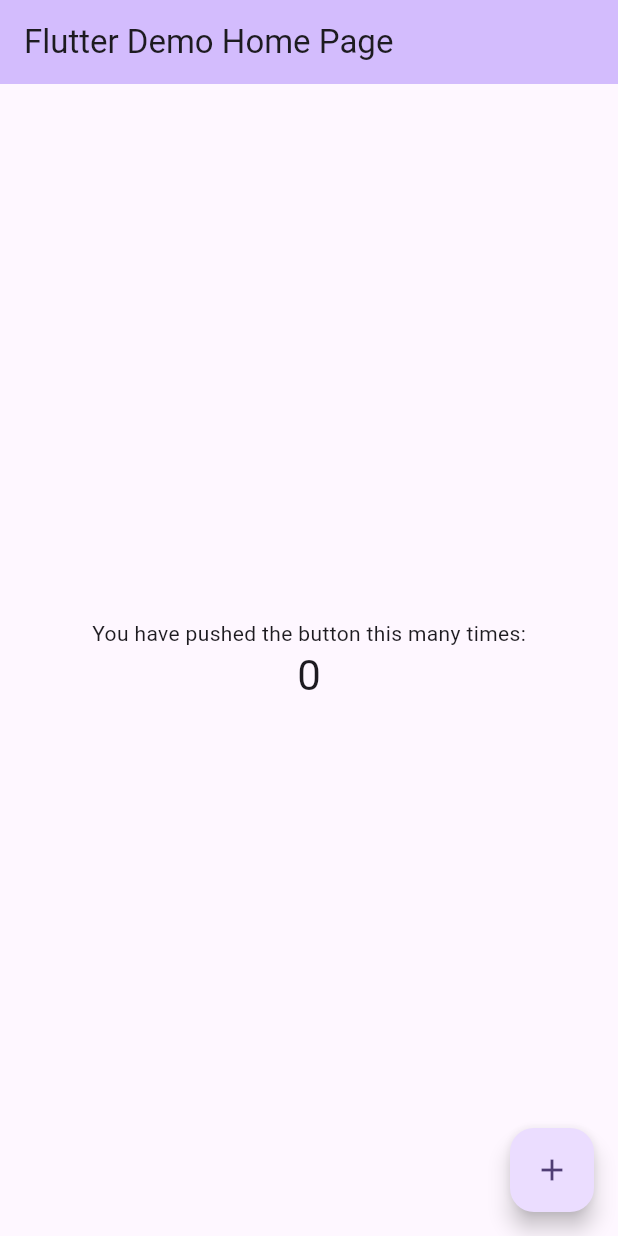
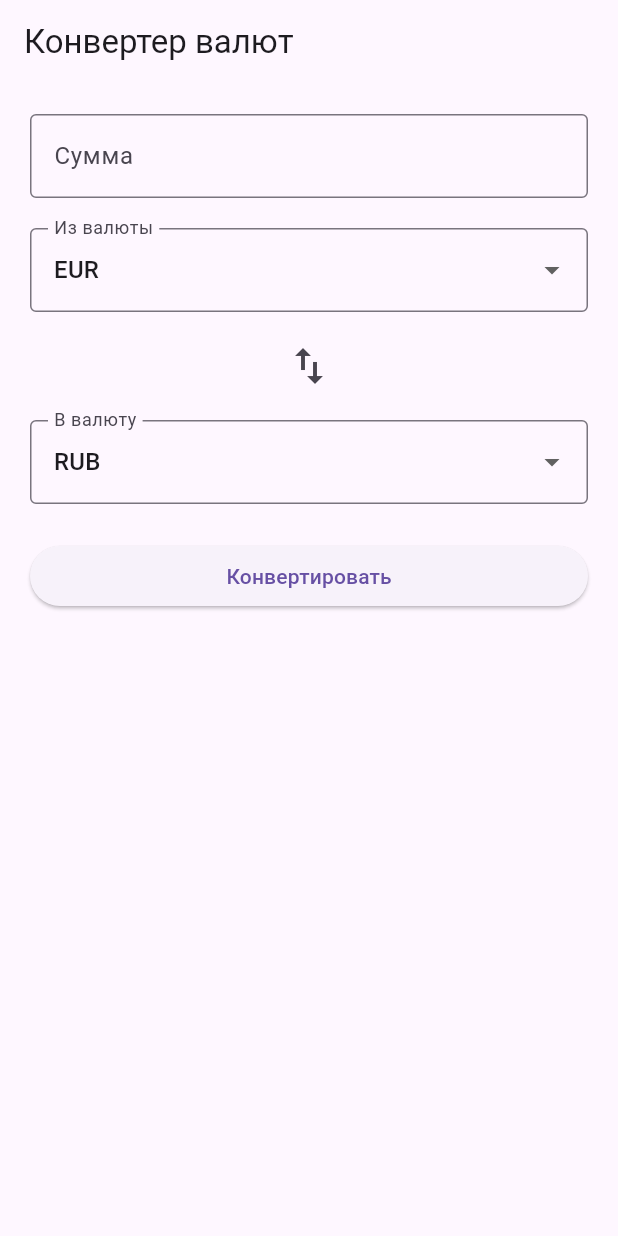
Before and after one commit to MaximaRasskazov/mobile-dev-lab-02-currency-converter, a Flutter app: the screen it shows after launch, on a phone screen of 412 x 824 dp. Run offline on Flutter 3.47's test engine with Material 3 defaults, Android fonts, the phone set to English and light mode, and no system bars.

Commit message:
Build currency converter screen

```diff
--- a/lib/main.dart
+++ b/lib/main.dart
@@ -1,122 +1,19 @@
 import 'package:flutter/material.dart';
 
+import 'pages/converter_page.dart';
+
 void main() {
-  runApp(const MyApp());
+  runApp(const CurrencyConverterApp());
 }
 
-class MyApp extends StatelessWidget {
-  const MyApp({super.key});
+class CurrencyConverterApp extends StatelessWidget {
+  const CurrencyConverterApp({super.key});
 
-  // This widget is the root of your application.
   @override
   Widget build(BuildContext context) {
-    return MaterialApp(
-      title: 'Flutter Demo',
-      theme: ThemeData(
-        // This is the theme of your application.
-        //
-        // TRY THIS: Try running your application with "flutter run". You'll see
-        // the application has a purple toolbar. Then, without quitting the app,
-        // try changing the seedColor in the colorScheme below to Colors.green
-        // and then invoke "hot reload" (save your changes or press the "hot
-        // reload" button in a Flutter-supported IDE, or press "r" if you used
-        // the command line to start the app).
-        //
-        // Notice that the counter didn't reset back to zero; the application
-        // state is not lost during the reload. To reset the state, use hot
-        // restart instead.
-        //
-        // This works for code too, not just values: Most code changes can be
-        // tested with just a hot reload.
-        colorScheme: .fromSeed(seedColor: Colors.deepPurple),
-      ),
-      home: const MyHomePage(title: 'Flutter Demo Home Page'),
+    return const MaterialApp(
+      debugShowCheckedModeBanner: false,
+      home: ConverterPage(),
     );
   }
 }
-
-class MyHomePage extends StatefulWidget {
-  const MyHomePage({super.key, required this.title});
-
-  // This widget is the home page of your application. It is stateful, meaning
-  // that it has a State object (defined below) that contains fields that affect
-  // how it looks.
-
-  // This class is the configuration for the state. It holds the values (in this
-  // case the title) provided by the parent (in this case the App widget) and
-  // used by the build method of the State. Fields in a Widget subclass are
-  // always marked "final".
-
-  final String title;
-
-  @override
-  State<MyHomePage> createState() => _MyHomePageState();
-}
-
-class _MyHomePageState extends State<MyHomePage> {
-  int _counter = 0;
-
-  void _incrementCounter() {
-    setState(() {
-      // This call to setState tells the Flutter framework that something has
-      // changed in this State, which causes it to rerun the build method below
-      // so that the display can reflect the updated values. If we changed
-      // _counter without calling setState(), then the build method would not be
-      // called again, and so nothing would appear to happen.
-      _counter++;
-    });
-  }
-
-  @override
-  Widget build(BuildContext context) {
-    // This method is rerun every time setState is called, for instance as done
-    // by the _incrementCounter method above.
-    //
-    // The Flutter framework has been optimized to make rerunning build methods
-    // fast, so that you can just rebuild anything that needs updating rather
-    // than having to individually change instances of widgets.
-    return Scaffold(
-      appBar: AppBar(
-        // TRY THIS: Try changing the color here to a specific color (to
-        // Colors.amber, perhaps?) and trigger a hot reload to see the AppBar
-        // change color while the other colors stay the same.
-        backgroundColor: Theme.of(context).colorScheme.inversePrimary,
-        // Here we take the value from the MyHomePage object that was created by
-        // the App.build method, and use it to set our appbar title.
-        title: Text(widget.title),
-      ),
-      body: Center(
-        // Center is a layout widget. It takes a single child and positions it
-        // in the middle of the parent.
-        child: Column(
-          // Column is also a layout widget. It takes a list of children and
-          // arranges them vertically. By default, it sizes itself to fit its
-          // children horizontally, and tries to be as tall as its parent.
-          //
-          // Column has various properties to control how it sizes itself and
-          // how it positions its children. Here we use mainAxisAlignment to
-          // center the children vertically; the main axis here is the vertical
-          // axis because Columns are vertical (the cross axis would be
-          // horizontal).
-          //
-          // TRY THIS: Invoke "debug painting" (choose the "Toggle Debug Paint"
-          // action in the IDE, or press "p" in the console), to see the
-          // wireframe for each widget.
-          mainAxisAlignment: .center,
-          children: [
-            const Text('You have pushed the button this many times:'),
-            Text(
-              '$_counter',
-              style: Theme.of(context).textTheme.headlineMedium,
-            ),
-          ],
-        ),
-      ),
-      floatingActionButton: FloatingActionButton(
-        onPressed: _incrementCounter,
-        tooltip: 'Increment',
-        child: const Icon(Icons.add),
-      ),
-    );
-  }
-}
--- /dev/null
+++ b/lib/pages/converter_page.dart
@@ -0,0 +1,362 @@
+import 'package:flutter/material.dart';
+
+import '../models/currency_rate.dart';
+import '../repositories/currency_repository.dart';
+
+class ConverterPage extends StatefulWidget {
+  const ConverterPage({Key? key}) : super(key: key);
+
+  @override
+  State<ConverterPage> createState() {
+    return _ConverterPageState();
+  }
+}
+
+class _ConverterPageState extends State<ConverterPage> {
+  final CurrencyRepository currencyRepository = CurrencyRepository();
+
+  final TextEditingController amountController = TextEditingController();
+
+  final List<String> currencies = [
+    'EUR',
+    'RUB',
+    'USD',
+    'GBP',
+    'JPY',
+    'CNY',
+  ];
+
+  // Храним последние конвертации
+  final List<String> conversionHistory = [];
+
+  String fromCurrency = 'EUR';
+  String toCurrency = 'RUB';
+
+  CurrencyRate? currencyRate;
+  double? result;
+
+  bool isLoading = false;
+  String? errorMessage;
+
+  @override
+  void dispose() {
+    amountController.dispose();
+    super.dispose();
+  }
+
+  // Меняем исходную и целевую валюты местами
+  void _swapCurrencies() {
+    setState(() {
+      String oldFromCurrency = fromCurrency;
+
+      fromCurrency = toCurrency;
+      toCurrency = oldFromCurrency;
+
+      result = null;
+      currencyRate = null;
+      errorMessage = null;
+    });
+  }
+
+  // Проверяем сумму, получаем курс и считаем результат
+  Future<void> _convert() async {
+    String amountText =
+        amountController.text.trim().replaceAll(',', '.');
+
+    if (amountText.isEmpty) {
+      setState(() {
+        errorMessage = 'Введите сумму';
+        result = null;
+      });
+
+      return;
+    }
+
+    double? amount = double.tryParse(amountText);
+
+    if (amount == null) {
+      setState(() {
+        errorMessage = 'Введите корректную сумму';
+        result = null;
+      });
+
+      return;
+    }
+
+    if (amount < 0) {
+      setState(() {
+        errorMessage = 'Сумма не может быть отрицательной';
+        result = null;
+      });
+
+      return;
+    }
+
+    if (fromCurrency == toCurrency) {
+      setState(() {
+        errorMessage = 'Выберите разные валюты';
+        result = null;
+      });
+
+      return;
+    }
+
+    setState(() {
+      isLoading = true;
+      errorMessage = null;
+      result = null;
+    });
+
+    try {
+      CurrencyRate rate = await currencyRepository.getRate(
+        fromCurrency,
+        toCurrency,
+      );
+
+      double convertedAmount = amount * rate.rate;
+
+      String historyItem =
+          amount.toStringAsFixed(2) +
+          ' ' +
+          fromCurrency +
+          ' → ' +
+          convertedAmount.toStringAsFixed(2) +
+          ' ' +
+          toCurrency;
+
+      setState(() {
+        currencyRate = rate;
+        result = convertedAmount;
+        isLoading = false;
+
+        conversionHistory.insert(0, historyItem);
+
+        // Оставляем только 5 последних операций
+        if (conversionHistory.length > 5) {
+          conversionHistory.removeLast();
+        }
+      });
+    } catch (error) {
+      setState(() {
+        errorMessage = 'Не удалось получить курс валют';
+        isLoading = false;
+      });
+    }
+  }
+
+  @override
+  Widget build(BuildContext context) {
+    return Scaffold(
+      appBar: AppBar(
+        title: const Text('Конвертер валют'),
+      ),
+      body: SafeArea(
+        child: SingleChildScrollView(
+          padding: const EdgeInsets.all(20),
+          child: Column(
+            crossAxisAlignment: CrossAxisAlignment.stretch,
+            children: [
+              TextField(
+                controller: amountController,
+                keyboardType: const TextInputType.numberWithOptions(
+                  decimal: true,
+                ),
+                decoration: const InputDecoration(
+                  labelText: 'Сумма',
+                  border: OutlineInputBorder(),
+                ),
+              ),
+
+              const SizedBox(height: 20),
+
+              DropdownButtonFormField<String>(
+                value: fromCurrency,
+                decoration: const InputDecoration(
+                  labelText: 'Из валюты',
+                  border: OutlineInputBorder(),
+                ),
+                items: _buildCurrencyItems(),
+                onChanged: (String? value) {
+                  if (value == null) {
+                    return;
+                  }
+
+                  setState(() {
+                    fromCurrency = value;
+                    result = null;
+                    currencyRate = null;
+                    errorMessage = null;
+                  });
+                },
+              ),
+
+              const SizedBox(height: 12),
+
+              Center(
+                child: IconButton(
+                  onPressed: _swapCurrencies,
+                  icon: const Icon(Icons.swap_vert),
+                  iconSize: 32,
+                ),
+              ),
+
+              const SizedBox(height: 12),
+
+              DropdownButtonFormField<String>(
+                value: toCurrency,
+                decoration: const InputDecoration(
+                  labelText: 'В валюту',
+                  border: OutlineInputBorder(),
+                ),
+                items: _buildCurrencyItems(),
+                onChanged: (String? value) {
+                  if (value == null) {
+                    return;
+                  }
+
+                  setState(() {
+                    toCurrency = value;
+                    result = null;
+                    currencyRate = null;
+                    errorMessage = null;
+                  });
+                },
+              ),
+
+              const SizedBox(height: 24),
+
+              ElevatedButton(
+                onPressed: isLoading ? null : _convert,
+                child: const Text('Конвертировать'),
+              ),
+
+              const SizedBox(height: 24),
+
+              if (isLoading)
+                const Center(
+                  child: CircularProgressIndicator(),
+                ),
+
+              if (errorMessage != null)
+                Text(
+                  errorMessage!,
+                  textAlign: TextAlign.center,
+                  style: const TextStyle(
+                    color: Colors.red,
+                  ),
+                ),
+
+              if (result != null && currencyRate != null)
+                _buildResultCard(),
+
+              if (conversionHistory.isNotEmpty)
+                _buildHistory(),
+            ],
+          ),
+        ),
+      ),
+    );
+  }
+
+  // Создаем список валют для выпадающего меню
+  List<DropdownMenuItem<String>> _buildCurrencyItems() {
+    List<DropdownMenuItem<String>> items = [];
+
+    for (String currency in currencies) {
+      items.add(
+        DropdownMenuItem<String>(
+          value: currency,
+          child: Text(currency),
+        ),
+      );
+    }
+
+    return items;
+  }
+
+  // Создаем карточку с результатом конвертации
+  Widget _buildResultCard() {
+    CurrencyRate rate = currencyRate!;
+
+    return Card(
+      child: Padding(
+        padding: const EdgeInsets.all(20),
+        child: Column(
+          children: [
+            const Text(
+              'Результат',
+              style: TextStyle(
+                fontSize: 18,
+              ),
+            ),
+
+            const SizedBox(height: 12),
+
+            Text(
+              result!.toStringAsFixed(2) + ' ' + toCurrency,
+              style: const TextStyle(
+                fontSize: 28,
+                fontWeight: FontWeight.bold,
+              ),
+            ),
+
+            const SizedBox(height: 12),
+
+            Text(
+              '1 ' +
+                  fromCurrency +
+                  ' = ' +
+                  rate.rate.toStringAsFixed(4) +
+                  ' ' +
+                  toCurrency,
+            ),
+
+            const SizedBox(height: 6),
+
+            Text(
+              'Курс на ' + rate.date,
+            ),
+          ],
+        ),
+      ),
+    );
+  }
+
+  // Показываем последние конвертации
+  Widget _buildHistory() {
+    List<Widget> historyItems = [];
+
+    for (String item in conversionHistory) {
+      historyItems.add(
+        Padding(
+          padding: const EdgeInsets.symmetric(
+            vertical: 4,
+          ),
+          child: Text(item),
+        ),
+      );
+    }
+
+    return Card(
+      child: Padding(
+        padding: const EdgeInsets.all(20),
+        child: Column(
+          crossAxisAlignment: CrossAxisAlignment.start,
+          children: [
+            const Text(
+              'История конвертаций',
+              style: TextStyle(
+                fontSize: 18,
+                fontWeight: FontWeight.bold,
+              ),
+            ),
+
+            const SizedBox(height: 12),
+
+            ...historyItems,
+          ],
+        ),
+      ),
+    );
+  }
+}
```
